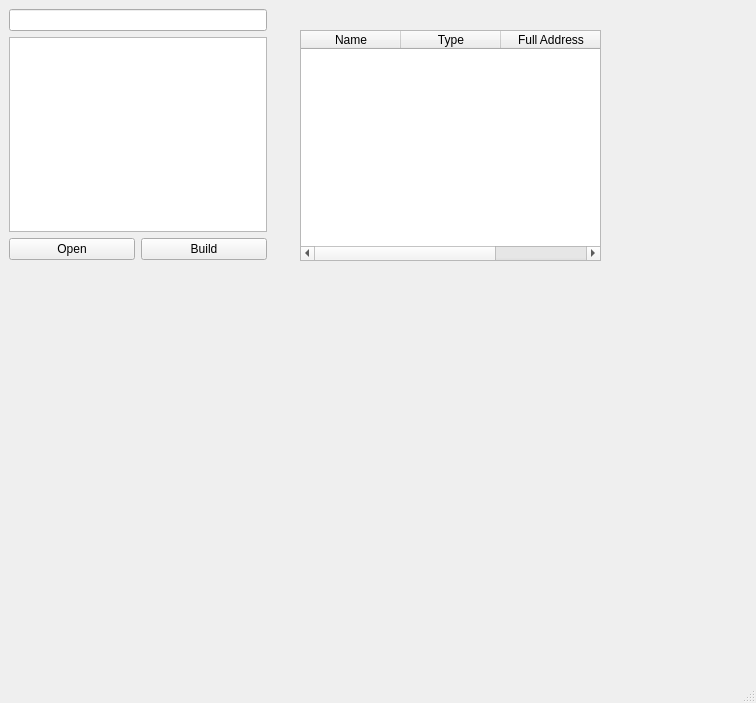
Above: manager/ui/qt/window.ui from Oreyato/Pipeline22 before the change. Below: the same form after it.
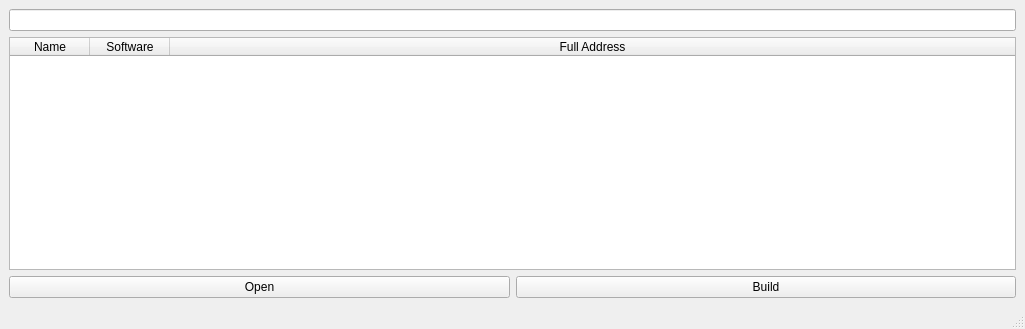
That is the form after the change.

Commit message: feat: fill table

The edit to the form file:
```diff
--- a/manager/ui/qt/window.ui
+++ b/manager/ui/qt/window.ui
@@ -6,22 +6,33 @@
    <rect>
     <x>0</x>
     <y>0</y>
-    <width>756</width>
-    <height>703</height>
+    <width>1025</width>
+    <height>329</height>
    </rect>
   </property>
   <property name="windowTitle">
    <string>MainWindow</string>
   </property>
   <widget class="QWidget" name="centralwidget">
+   <layout class="QGridLayout" name="gridLayout">
+    <item row="0" column="0">
+     <layout class="QVBoxLayout" name="verticalLayout">
+      <item>
+       <widget class="QLineEdit" name="le_demo"/>
+      </item>
+      <item>
    <widget class="QTableWidget" name="t_resume">
-    <property name="geometry">
-     <rect>
-      <x>300</x>
-      <y>30</y>
-      <width>301</width>
-      <height>231</height>
-     </rect>
+        <property name="minimumSize">
+         <size>
+          <width>309</width>
+          <height>0</height>
+         </size>
+        </property>
+        <property name="alternatingRowColors">
+         <bool>true</bool>
+        </property>
+        <property name="cornerButtonEnabled">
+         <bool>false</bool>
     </property>
     <property name="rowCount">
      <number>0</number>
@@ -32,11 +43,14 @@
     <attribute name="horizontalHeaderCascadingSectionResizes">
      <bool>false</bool>
     </attribute>
+        <attribute name="horizontalHeaderDefaultSectionSize">
+         <number>80</number>
+        </attribute>
     <attribute name="horizontalHeaderShowSortIndicator" stdset="0">
      <bool>false</bool>
     </attribute>
     <attribute name="horizontalHeaderStretchLastSection">
-     <bool>false</bool>
+         <bool>true</bool>
     </attribute>
     <attribute name="verticalHeaderStretchLastSection">
      <bool>false</bool>
@@ -48,7 +62,7 @@
     </column>
     <column>
      <property name="text">
-      <string>Type</string>
+          <string>Software</string>
      </property>
     </column>
     <column>
@@ -57,21 +71,6 @@
      </property>
     </column>
    </widget>
-   <widget class="QWidget" name="">
-    <property name="geometry">
-     <rect>
-      <x>9</x>
-      <y>9</y>
-      <width>258</width>
-      <height>251</height>
-     </rect>
-    </property>
-    <layout class="QVBoxLayout" name="verticalLayout">
-     <item>
-      <widget class="QLineEdit" name="le_demo"/>
-     </item>
-     <item>
-      <widget class="QListView" name="lv_scenes"/>
      </item>
      <item>
       <layout class="QHBoxLayout" name="horizontalLayout">
@@ -92,7 +91,8 @@
       </layout>
      </item>
     </layout>
-   </widget>
+    </item>
+   </layout>
   </widget>
   <widget class="QMenuBar" name="menubar">
    <property name="geometry">
```
Left out of the diff: 5 changed lines with no effect on the pictures. Lines whose indentation alone changed are shown as unchanged. The commit also changes 1 other file.
